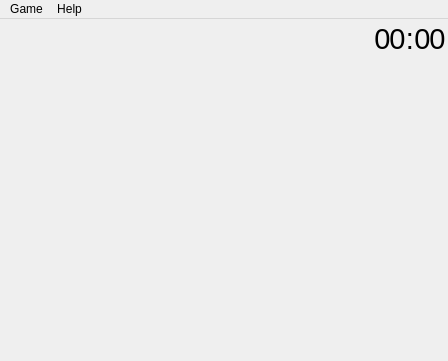
First picture: the form in mainwindow.ui, repository q-g-j/qminesweeper, before the edit.
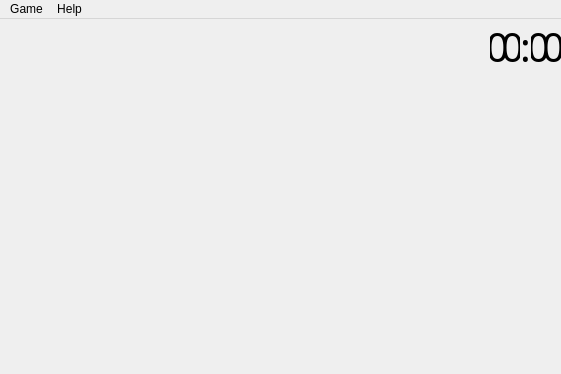
Second picture: the form after the edit.

Patch:
```diff
--- a/mainwindow.ui
+++ b/mainwindow.ui
@@ -6,8 +6,8 @@
    <rect>
     <x>0</x>
     <y>0</y>
-    <width>448</width>
-    <height>361</height>
+    <width>561</width>
+    <height>374</height>
    </rect>
   </property>
   <property name="sizePolicy">
@@ -29,11 +29,6 @@
      <verstretch>0</verstretch>
     </sizepolicy>
    </property>
-   <property name="styleSheet">
-    <string notr="true">QWidget:focus {
-    outline: none;
-}</string>
-   </property>
    <layout class="QVBoxLayout" name="verticalLayout">
     <property name="spacing">
      <number>0</number>
@@ -67,12 +62,6 @@
         <height>40</height>
        </size>
       </property>
-      <property name="maximumSize">
-       <size>
-        <width>16777215</width>
-        <height>40</height>
-       </size>
-      </property>
       <property name="font">
        <font>
         <pointsize>10</pointsize>
@@ -88,13 +77,13 @@
         <number>0</number>
        </property>
        <property name="leftMargin">
-        <number>3</number>
+        <number>0</number>
        </property>
        <property name="topMargin">
         <number>0</number>
        </property>
        <property name="rightMargin">
-        <number>3</number>
+        <number>0</number>
        </property>
        <property name="bottomMargin">
         <number>0</number>
@@ -113,9 +102,16 @@
            <height>0</height>
           </size>
          </property>
+         <property name="maximumSize">
+          <size>
+           <width>40</width>
+           <height>16777215</height>
+          </size>
+         </property>
          <property name="font">
           <font>
-           <pointsize>22</pointsize>
+           <family>Bahnschrift Condensed</family>
+           <pointsize>30</pointsize>
           </font>
          </property>
          <property name="styleSheet">
@@ -130,10 +126,10 @@
           <string/>
          </property>
          <property name="alignment">
-          <set>Qt::AlignLeading|Qt::AlignLeft|Qt::AlignVCenter</set>
+          <set>Qt::AlignCenter</set>
          </property>
          <property name="margin">
-          <number>0</number>
+          <number>-5</number>
          </property>
          <property name="indent">
           <number>0</number>
@@ -238,7 +234,8 @@
          </property>
          <property name="font">
           <font>
-           <pointsize>22</pointsize>
+           <family>Bahnschrift Condensed</family>
+           <pointsize>30</pointsize>
            <bold>false</bold>
           </font>
          </property>
@@ -257,7 +254,7 @@
           <set>Qt::AlignCenter</set>
          </property>
          <property name="margin">
-          <number>0</number>
+          <number>-5</number>
          </property>
         </widget>
        </item>
@@ -283,7 +280,8 @@
          </property>
          <property name="font">
           <font>
-           <pointsize>22</pointsize>
+           <family>Bahnschrift Condensed</family>
+           <pointsize>30</pointsize>
            <bold>false</bold>
           </font>
          </property>
@@ -302,7 +300,7 @@
           <set>Qt::AlignCenter</set>
          </property>
          <property name="margin">
-          <number>0</number>
+          <number>-5</number>
          </property>
         </widget>
        </item>
@@ -322,7 +320,8 @@
          </property>
          <property name="font">
           <font>
-           <pointsize>22</pointsize>
+           <family>Bahnschrift Condensed</family>
+           <pointsize>30</pointsize>
            <bold>false</bold>
           </font>
          </property>
@@ -341,7 +340,7 @@
           <set>Qt::AlignCenter</set>
          </property>
          <property name="margin">
-          <number>0</number>
+          <number>-5</number>
          </property>
         </widget>
        </item>
@@ -367,7 +366,8 @@
          </property>
          <property name="font">
           <font>
-           <pointsize>22</pointsize>
+           <family>Bahnschrift Condensed</family>
+           <pointsize>30</pointsize>
            <bold>false</bold>
           </font>
          </property>
@@ -386,7 +386,7 @@
           <set>Qt::AlignCenter</set>
          </property>
          <property name="margin">
-          <number>0</number>
+          <number>-5</number>
          </property>
         </widget>
        </item>
@@ -412,7 +412,8 @@
          </property>
          <property name="font">
           <font>
-           <pointsize>22</pointsize>
+           <family>Bahnschrift Condensed</family>
+           <pointsize>30</pointsize>
            <bold>false</bold>
           </font>
          </property>
@@ -434,7 +435,7 @@
           <set>Qt::AlignCenter</set>
          </property>
          <property name="margin">
-          <number>0</number>
+          <number>-5</number>
          </property>
          <property name="indent">
           <number>0</number>
@@ -470,7 +471,7 @@
     <rect>
      <x>0</x>
      <y>0</y>
-     <width>448</width>
+     <width>561</width>
      <height>21</height>
     </rect>
    </property>
```
